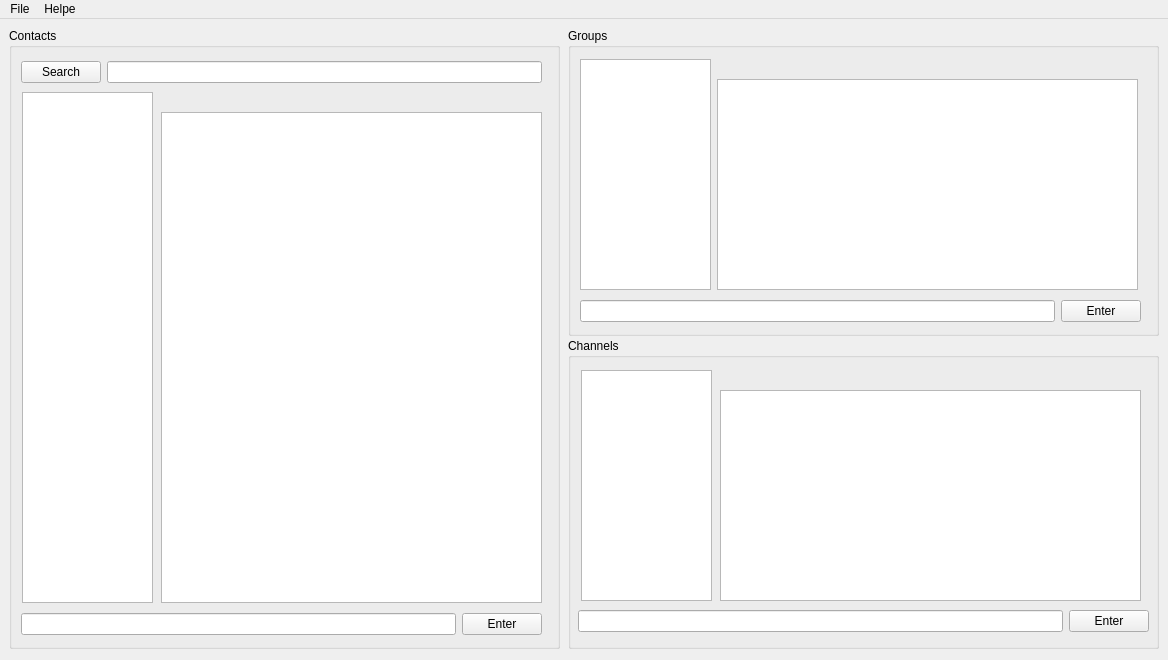
Above: FinalProject_Messenger/startwindow.ui from Behdad-AVI-203/Messenger_CodeX_11 before the change. Below: the same form after it.
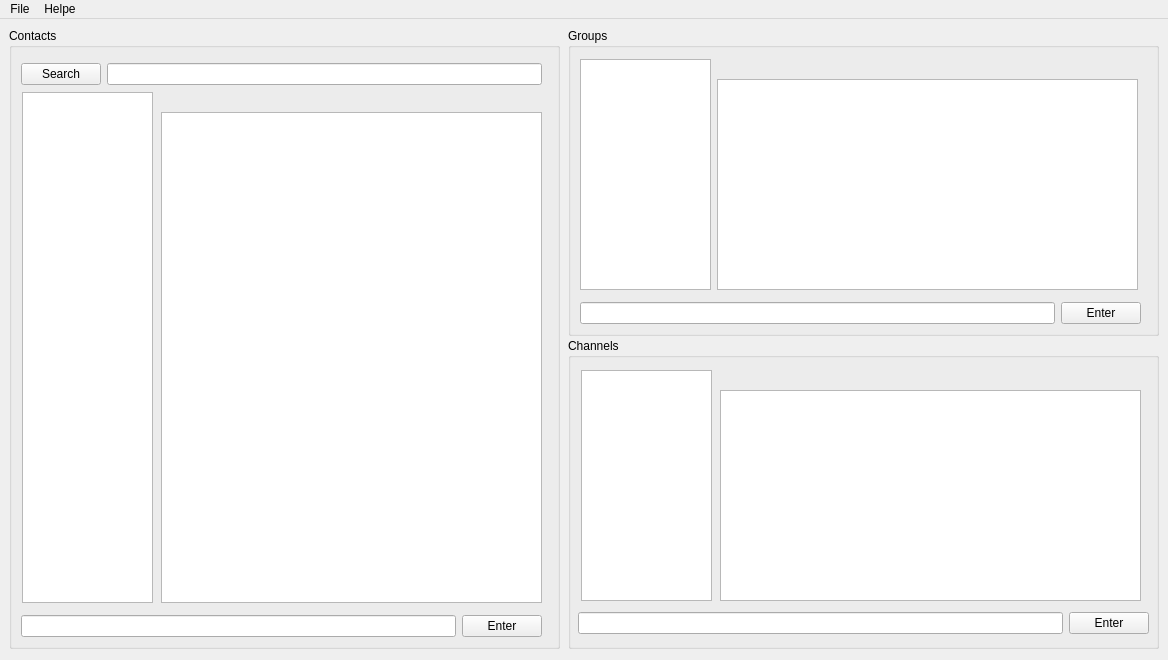
That is the form after the change.

What changed in the file:
```diff
--- a/FinalProject_Messenger/startwindow.ui
+++ b/FinalProject_Messenger/startwindow.ui
@@ -77,7 +77,7 @@
        <x>12</x>
        <y>31</y>
        <width>521</width>
-       <height>26</height>
+       <height>31</height>
       </rect>
      </property>
      <layout class="QHBoxLayout" name="horizontalLayout">
@@ -99,7 +99,7 @@
        <x>12</x>
        <y>583</y>
        <width>521</width>
-       <height>26</height>
+       <height>31</height>
       </rect>
      </property>
      <layout class="QHBoxLayout" name="horizontalLayout_3">
@@ -122,7 +122,7 @@
       </item>
      </layout>
     </widget>
-    <widget class="QWidget" name="">
+    <widget class="QWidget" name="layoutWidget">
      <property name="geometry">
       <rect>
        <x>152</x>
@@ -177,7 +177,7 @@
        <x>12</x>
        <y>270</y>
        <width>561</width>
-       <height>26</height>
+       <height>31</height>
       </rect>
      </property>
      <layout class="QHBoxLayout" name="horizontalLayout_5">
@@ -203,7 +203,7 @@
       </rect>
      </property>
     </widget>
-    <widget class="QWidget" name="">
+    <widget class="QWidget" name="layoutWidget">
      <property name="geometry">
       <rect>
        <x>149</x>
@@ -244,7 +244,7 @@
        <x>10</x>
        <y>270</y>
        <width>571</width>
-       <height>26</height>
+       <height>31</height>
       </rect>
      </property>
      <layout class="QHBoxLayout" name="horizontalLayout_7">
@@ -260,7 +260,7 @@
       </item>
      </layout>
     </widget>
-    <widget class="QWidget" name="">
+    <widget class="QWidget" name="layoutWidget">
      <property name="geometry">
       <rect>
        <x>152</x>
```
Left out of the diff: 7 changed lines with no effect on the pictures.
